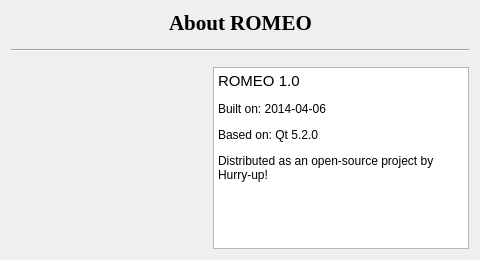
This is src/romeo/view/dialogs/aboutdialog.ui in AlbertoSimioni/Romeo as Qt 5 draws it before an edit. The edited form follows.
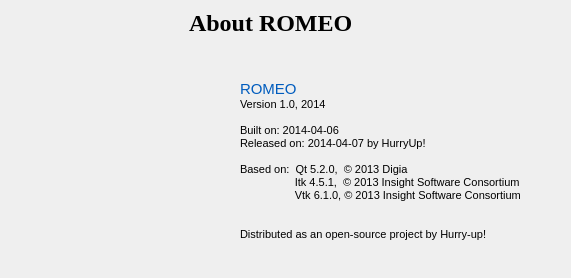
This is the edited form. Icons and pictures are not drawn.

Commit message: about dialog e icone

What changed in the file:
```diff
--- a/src/romeo/view/dialogs/aboutdialog.ui
+++ b/src/romeo/view/dialogs/aboutdialog.ui
@@ -6,16 +6,29 @@
    <rect>
     <x>0</x>
     <y>0</y>
-    <width>480</width>
-    <height>260</height>
+    <width>571</width>
+    <height>278</height>
    </rect>
   </property>
   <property name="windowTitle">
    <string>Dialog</string>
   </property>
-  <layout class="QGridLayout" name="gridLayout">
-   <item row="0" column="0" colspan="2">
+  <widget class="QWidget" name="layoutWidget">
+   <property name="geometry">
+    <rect>
+     <x>9</x>
+     <y>9</y>
+     <width>541</width>
+     <height>29</height>
+    </rect>
+   </property>
     <layout class="QHBoxLayout" name="horizontalLayout">
+    <property name="spacing">
+     <number>0</number>
+    </property>
+    <property name="sizeConstraint">
+     <enum>QLayout::SetDefaultConstraint</enum>
+    </property>
      <item>
       <spacer name="horizontalSpacer_2">
        <property name="orientation">
@@ -31,6 +44,24 @@
      </item>
      <item>
       <widget class="QLabel" name="label">
+      <property name="sizePolicy">
+       <sizepolicy hsizetype="MinimumExpanding" vsizetype="Preferred">
+        <horstretch>0</horstretch>
+        <verstretch>0</verstretch>
+       </sizepolicy>
+      </property>
+      <property name="minimumSize">
+       <size>
+        <width>0</width>
+        <height>0</height>
+       </size>
+      </property>
+      <property name="maximumSize">
+       <size>
+        <width>16777215</width>
+        <height>200</height>
+       </size>
+      </property>
        <property name="font">
         <font>
          <family>Times New Roman</family>
@@ -40,7 +71,7 @@
         </font>
        </property>
        <property name="text">
-        <string>About ROMEO</string>
+       <string>&lt;html&gt;&lt;head/&gt;&lt;body&gt;&lt;p&gt;&lt;span style=&quot; font-size:18pt;&quot;&gt;About ROMEO&lt;/span&gt;&lt;/p&gt;&lt;/body&gt;&lt;/html&gt;</string>
        </property>
       </widget>
      </item>
@@ -58,33 +89,31 @@
       </spacer>
      </item>
     </layout>
-   </item>
-   <item row="1" column="0" rowspan="2" colspan="2">
-    <widget class="Line" name="line">
-     <property name="orientation">
-      <enum>Qt::Horizontal</enum>
-     </property>
-    </widget>
-   </item>
-   <item row="2" column="1">
-    <spacer name="horizontalSpacer">
-     <property name="orientation">
-      <enum>Qt::Horizontal</enum>
-     </property>
-     <property name="sizeHint" stdset="0">
-      <size>
-       <width>453</width>
-       <height>20</height>
-      </size>
-     </property>
-    </spacer>
-   </item>
-   <item row="3" column="1">
-    <layout class="QHBoxLayout" name="horizontalLayout_2">
-     <item>
-      <layout class="QVBoxLayout" name="verticalLayout">
-       <item>
+  </widget>
         <widget class="QLabel" name="label_2">
+   <property name="enabled">
+    <bool>true</bool>
+   </property>
+   <property name="geometry">
+    <rect>
+     <x>30</x>
+     <y>70</y>
+     <width>151</width>
+     <height>151</height>
+    </rect>
+   </property>
+   <property name="sizePolicy">
+    <sizepolicy hsizetype="Preferred" vsizetype="Minimum">
+     <horstretch>0</horstretch>
+     <verstretch>0</verstretch>
+    </sizepolicy>
+   </property>
+   <property name="maximumSize">
+    <size>
+     <width>160</width>
+     <height>160</height>
+    </size>
+   </property>
          <property name="text">
           <string/>
          </property>
@@ -98,49 +127,34 @@
           <bool>false</bool>
          </property>
         </widget>
-       </item>
-       <item>
-        <spacer name="verticalSpacer">
-         <property name="orientation">
-          <enum>Qt::Vertical</enum>
-         </property>
-         <property name="sizeHint" stdset="0">
-          <size>
-           <width>20</width>
-           <height>40</height>
-          </size>
-         </property>
-        </spacer>
-       </item>
-      </layout>
-     </item>
-     <item>
-      <widget class="QTextBrowser" name="textBrowser">
-       <property name="sizePolicy">
-        <sizepolicy hsizetype="Preferred" vsizetype="Expanding">
-         <horstretch>0</horstretch>
-         <verstretch>0</verstretch>
-        </sizepolicy>
-       </property>
-       <property name="autoFillBackground">
-        <bool>true</bool>
-       </property>
-       <property name="html">
+  <widget class="QLabel" name="label_3">
+   <property name="geometry">
+    <rect>
+     <x>240</x>
+     <y>70</y>
+     <width>311</width>
+     <height>181</height>
+    </rect>
+   </property>
+   <property name="text">
         <string>&lt;!DOCTYPE HTML PUBLIC &quot;-//W3C//DTD HTML 4.0//EN&quot; &quot;http://www.w3.org/TR/REC-html40/strict.dtd&quot;&gt;
 &lt;html&gt;&lt;head&gt;&lt;meta name=&quot;qrichtext&quot; content=&quot;1&quot; /&gt;&lt;style type=&quot;text/css&quot;&gt;
 p, li { white-space: pre-wrap; }
-&lt;/style&gt;&lt;/head&gt;&lt;body style=&quot; font-family:'MS Shell Dlg 2'; font-size:8.25pt; font-weight:400; font-style:normal;&quot;&gt;
-&lt;p style=&quot; margin-top:12px; margin-bottom:12px; margin-left:0px; margin-right:0px; -qt-block-indent:0; text-indent:0px;&quot;&gt;&lt;span style=&quot; font-size:11pt;&quot;&gt;ROMEO 1.0&lt;/span&gt;&lt;/p&gt;
-&lt;p style=&quot; margin-top:12px; margin-bottom:12px; margin-left:0px; margin-right:0px; -qt-block-indent:0; text-indent:0px;&quot;&gt;&lt;span style=&quot; font-size:9pt;&quot;&gt;Built on: 2014-04-06&lt;/span&gt;&lt;/p&gt;
-&lt;p style=&quot; margin-top:12px; margin-bottom:12px; margin-left:0px; margin-right:0px; -qt-block-indent:0; text-indent:0px;&quot;&gt;&lt;span style=&quot; font-size:9pt;&quot;&gt;Based on: Qt 5.2.0&lt;/span&gt;&lt;/p&gt;
-&lt;p style=&quot; margin-top:12px; margin-bottom:12px; margin-left:0px; margin-right:0px; -qt-block-indent:0; text-indent:0px;&quot;&gt;&lt;span style=&quot; font-size:9pt;&quot;&gt;Distributed as an open-source project by Hurry-up!&lt;/span&gt;&lt;/p&gt;
-&lt;p style=&quot; margin-top:12px; margin-bottom:12px; margin-left:0px; margin-right:0px; -qt-block-indent:0; text-indent:0px;&quot;&gt;&lt;span style=&quot; font-size:8pt;&quot;&gt;&lt;br /&gt;&lt;/span&gt;&lt;/p&gt;&lt;/body&gt;&lt;/html&gt;</string>
-       </property>
-      </widget>
-     </item>
-    </layout>
-   </item>
-  </layout>
+&lt;/style&gt;&lt;/head&gt;&lt;body style=&quot; font-family:'MS Shell Dlg 2'; font-size:8pt; font-weight:400; font-style:normal;&quot;&gt;
+&lt;p style=&quot; margin-top:0px; margin-bottom:0px; margin-left:0px; margin-right:0px; -qt-block-indent:0; text-indent:0px;&quot;&gt;&lt;span style=&quot; font-size:11pt; color:#005cbe;&quot;&gt;ROMEO &lt;/span&gt;&lt;/p&gt;
+&lt;p style=&quot; margin-top:0px; margin-bottom:0px; margin-left:0px; margin-right:0px; -qt-block-indent:0; text-indent:0px;&quot;&gt;Version 1.0, 2014&lt;/p&gt;
+&lt;p style=&quot;-qt-paragraph-type:empty; margin-top:0px; margin-bottom:0px; margin-left:0px; margin-right:0px; -qt-block-indent:0; text-indent:0px;&quot;&gt;&lt;br /&gt;&lt;/p&gt;
+&lt;p style=&quot; margin-top:0px; margin-bottom:0px; margin-left:0px; margin-right:0px; -qt-block-indent:0; text-indent:0px;&quot;&gt;Built on: 2014-04-06&lt;/p&gt;
+&lt;p style=&quot; margin-top:0px; margin-bottom:0px; margin-left:0px; margin-right:0px; -qt-block-indent:0; text-indent:0px;&quot;&gt;Released on: 2014-04-07 by HurryUp!&lt;/p&gt;
+&lt;p style=&quot;-qt-paragraph-type:empty; margin-top:0px; margin-bottom:0px; margin-left:0px; margin-right:0px; -qt-block-indent:0; text-indent:0px;&quot;&gt;&lt;br /&gt;&lt;/p&gt;
+&lt;p style=&quot; margin-top:0px; margin-bottom:0px; margin-left:0px; margin-right:0px; -qt-block-indent:0; text-indent:0px;&quot;&gt;Based on:  Qt 5.2.0,  © 2013 Digia&lt;/p&gt;
+&lt;p style=&quot; margin-top:0px; margin-bottom:0px; margin-left:0px; margin-right:0px; -qt-block-indent:0; text-indent:0px;&quot;&gt;                  Itk 4.5.1,  © 2013 &lt;span style=&quot; font-family:'Lucida Sans Unicode,Lucida Grande,sans-serif'; color:#000000;&quot;&gt;Insight Software Consortium&lt;/span&gt;&lt;/p&gt;
+&lt;p style=&quot; margin-top:0px; margin-bottom:0px; margin-left:0px; margin-right:0px; -qt-block-indent:0; text-indent:0px;&quot;&gt;                  Vtk 6.1.0, © 2013 &lt;span style=&quot; font-family:'Lucida Sans Unicode,Lucida Grande,sans-serif'; color:#000000;&quot;&gt;Insight Software Consortium&lt;/span&gt;&lt;/p&gt;
+&lt;p style=&quot;-qt-paragraph-type:empty; margin-top:0px; margin-bottom:0px; margin-left:0px; margin-right:0px; -qt-block-indent:0; text-indent:0px;&quot;&gt;&lt;br /&gt;&lt;/p&gt;
+&lt;p style=&quot;-qt-paragraph-type:empty; margin-top:0px; margin-bottom:0px; margin-left:0px; margin-right:0px; -qt-block-indent:0; text-indent:0px;&quot;&gt;&lt;br /&gt;&lt;/p&gt;
+&lt;p style=&quot; margin-top:0px; margin-bottom:0px; margin-left:0px; margin-right:0px; -qt-block-indent:0; text-indent:0px;&quot;&gt;Distributed as an open-source project by Hurry-up!&lt;/p&gt;&lt;/body&gt;&lt;/html&gt;</string>
+   </property>
+  </widget>
  </widget>
  <resources>
   <include location="../../../immagini.qrc"/>
```
Lines whose indentation alone changed are shown as unchanged. The commit also changes 4 other files.
